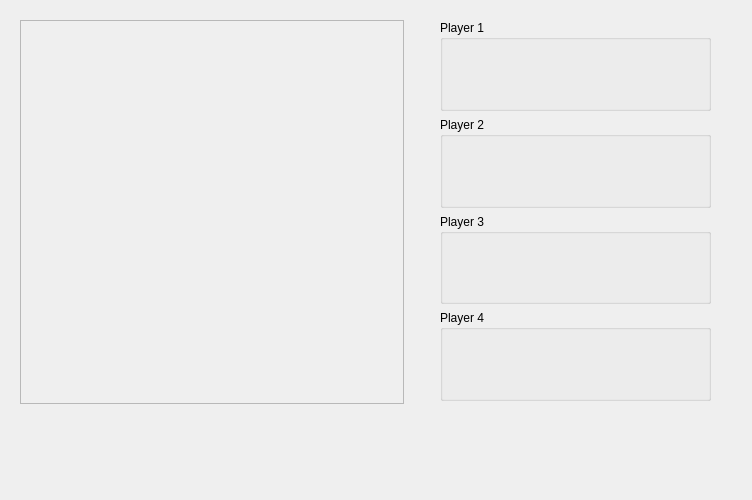
HelenaMaslowska/bombs-online, file Game/skproject/game.ui: the form before one commit.
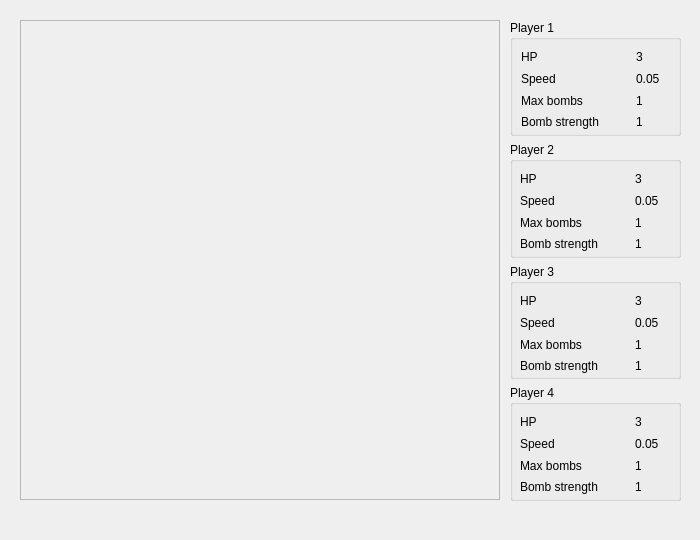
The form after the commit.

What changed in the file:
```diff
--- a/Game/skproject/game.ui
+++ b/Game/skproject/game.ui
@@ -6,14 +6,14 @@
    <rect>
     <x>0</x>
     <y>0</y>
-    <width>752</width>
-    <height>500</height>
+    <width>700</width>
+    <height>540</height>
    </rect>
   </property>
   <property name="minimumSize">
    <size>
-    <width>640</width>
-    <height>500</height>
+    <width>700</width>
+    <height>540</height>
    </size>
   </property>
   <property name="windowTitle">
@@ -22,10 +22,10 @@
   <widget class="QWidget" name="verticalLayoutWidget">
    <property name="geometry">
     <rect>
-     <x>440</x>
+     <x>510</x>
      <y>20</y>
-     <width>271</width>
-     <height>381</height>
+     <width>171</width>
+     <height>481</height>
     </rect>
    </property>
    <layout class="QVBoxLayout" name="Players">
@@ -34,6 +34,88 @@
       <property name="title">
        <string>Player 1</string>
       </property>
+      <widget class="QWidget" name="horizontalLayoutWidget">
+       <property name="geometry">
+        <rect>
+         <x>11</x>
+         <y>29</y>
+         <width>151</width>
+         <height>81</height>
+        </rect>
+       </property>
+       <layout class="QHBoxLayout" name="p1" stretch="6,2">
+        <property name="spacing">
+         <number>6</number>
+        </property>
+        <property name="leftMargin">
+         <number>0</number>
+        </property>
+        <item>
+         <layout class="QVBoxLayout" name="verticalLayout">
+          <item>
+           <widget class="QLabel" name="label_1">
+            <property name="text">
+             <string>HP </string>
+            </property>
+           </widget>
+          </item>
+          <item>
+           <widget class="QLabel" name="label_3">
+            <property name="text">
+             <string>Speed</string>
+            </property>
+           </widget>
+          </item>
+          <item>
+           <widget class="QLabel" name="label_2">
+            <property name="text">
+             <string>Max bombs</string>
+            </property>
+           </widget>
+          </item>
+          <item>
+           <widget class="QLabel" name="label">
+            <property name="text">
+             <string>Bomb strength</string>
+            </property>
+           </widget>
+          </item>
+         </layout>
+        </item>
+        <item>
+         <layout class="QVBoxLayout" name="verticalLayout_2">
+          <item>
+           <widget class="QLabel" name="HP_1">
+            <property name="text">
+             <string>3</string>
+            </property>
+           </widget>
+          </item>
+          <item>
+           <widget class="QLabel" name="Speed_1">
+            <property name="text">
+             <string>0.05</string>
+            </property>
+           </widget>
+          </item>
+          <item>
+           <widget class="QLabel" name="MaxBombs_1">
+            <property name="text">
+             <string>1</string>
+            </property>
+           </widget>
+          </item>
+          <item>
+           <widget class="QLabel" name="StrengthBombs_1">
+            <property name="text">
+             <string>1</string>
+            </property>
+           </widget>
+          </item>
+         </layout>
+        </item>
+       </layout>
+      </widget>
      </widget>
     </item>
     <item>
@@ -41,6 +123,88 @@
       <property name="title">
        <string>Player 2</string>
       </property>
+      <widget class="QWidget" name="horizontalLayoutWidget_2">
+       <property name="geometry">
+        <rect>
+         <x>10</x>
+         <y>29</y>
+         <width>151</width>
+         <height>81</height>
+        </rect>
+       </property>
+       <layout class="QHBoxLayout" name="p1_2" stretch="6,2">
+        <property name="spacing">
+         <number>6</number>
+        </property>
+        <property name="leftMargin">
+         <number>0</number>
+        </property>
+        <item>
+         <layout class="QVBoxLayout" name="verticalLayout_3">
+          <item>
+           <widget class="QLabel" name="label_4">
+            <property name="text">
+             <string>HP </string>
+            </property>
+           </widget>
+          </item>
+          <item>
+           <widget class="QLabel" name="label_5">
+            <property name="text">
+             <string>Speed</string>
+            </property>
+           </widget>
+          </item>
+          <item>
+           <widget class="QLabel" name="label_6">
+            <property name="text">
+             <string>Max bombs</string>
+            </property>
+           </widget>
+          </item>
+          <item>
+           <widget class="QLabel" name="label_7">
+            <property name="text">
+             <string>Bomb strength</string>
+            </property>
+           </widget>
+          </item>
+         </layout>
+        </item>
+        <item>
+         <layout class="QVBoxLayout" name="verticalLayout_4">
+          <item>
+           <widget class="QLabel" name="HP_2">
+            <property name="text">
+             <string>3</string>
+            </property>
+           </widget>
+          </item>
+          <item>
+           <widget class="QLabel" name="Speed_2">
+            <property name="text">
+             <string>0.05</string>
+            </property>
+           </widget>
+          </item>
+          <item>
+           <widget class="QLabel" name="MaxBombs_2">
+            <property name="text">
+             <string>1</string>
+            </property>
+           </widget>
+          </item>
+          <item>
+           <widget class="QLabel" name="StrengthBombs_2">
+            <property name="text">
+             <string>1</string>
+            </property>
+           </widget>
+          </item>
+         </layout>
+        </item>
+       </layout>
+      </widget>
      </widget>
     </item>
     <item>
@@ -48,6 +212,88 @@
       <property name="title">
        <string>Player 3</string>
       </property>
+      <widget class="QWidget" name="horizontalLayoutWidget_3">
+       <property name="geometry">
+        <rect>
+         <x>10</x>
+         <y>29</y>
+         <width>151</width>
+         <height>81</height>
+        </rect>
+       </property>
+       <layout class="QHBoxLayout" name="p1_3" stretch="6,2">
+        <property name="spacing">
+         <number>6</number>
+        </property>
+        <property name="leftMargin">
+         <number>0</number>
+        </property>
+        <item>
+         <layout class="QVBoxLayout" name="verticalLayout_5">
+          <item>
+           <widget class="QLabel" name="label_8">
+            <property name="text">
+             <string>HP </string>
+            </property>
+           </widget>
+          </item>
+          <item>
+           <widget class="QLabel" name="label_9">
+            <property name="text">
+             <string>Speed</string>
+            </property>
+           </widget>
+          </item>
+          <item>
+           <widget class="QLabel" name="label_10">
+            <property name="text">
+             <string>Max bombs</string>
+            </property>
+           </widget>
+          </item>
+          <item>
+           <widget class="QLabel" name="label_11">
+            <property name="text">
+             <string>Bomb strength</string>
+            </property>
+           </widget>
+          </item>
+         </layout>
+        </item>
+        <item>
+         <layout class="QVBoxLayout" name="verticalLayout_6">
+          <item>
+           <widget class="QLabel" name="HP_3">
+            <property name="text">
+             <string>3</string>
+            </property>
+           </widget>
+          </item>
+          <item>
+           <widget class="QLabel" name="Speed_3">
+            <property name="text">
+             <string>0.05</string>
+            </property>
+           </widget>
+          </item>
+          <item>
+           <widget class="QLabel" name="MaxBombs_3">
+            <property name="text">
+             <string>1</string>
+            </property>
+           </widget>
+          </item>
+          <item>
+           <widget class="QLabel" name="StrengthBombs_3">
+            <property name="text">
+             <string>1</string>
+            </property>
+           </widget>
+          </item>
+         </layout>
+        </item>
+       </layout>
+      </widget>
      </widget>
     </item>
     <item>
@@ -55,6 +301,88 @@
       <property name="title">
        <string>Player 4</string>
       </property>
+      <widget class="QWidget" name="horizontalLayoutWidget_4">
+       <property name="geometry">
+        <rect>
+         <x>10</x>
+         <y>29</y>
+         <width>151</width>
+         <height>81</height>
+        </rect>
+       </property>
+       <layout class="QHBoxLayout" name="p1_4" stretch="6,2">
+        <property name="spacing">
+         <number>6</number>
+        </property>
+        <property name="leftMargin">
+         <number>0</number>
+        </property>
+        <item>
+         <layout class="QVBoxLayout" name="verticalLayout_7">
+          <item>
+           <widget class="QLabel" name="label_12">
+            <property name="text">
+             <string>HP </string>
+            </property>
+           </widget>
+          </item>
+          <item>
+           <widget class="QLabel" name="label_13">
+            <property name="text">
+             <string>Speed</string>
+            </property>
+           </widget>
+          </item>
+          <item>
+           <widget class="QLabel" name="label_14">
+            <property name="text">
+             <string>Max bombs</string>
+            </property>
+           </widget>
+          </item>
+          <item>
+           <widget class="QLabel" name="label_15">
+            <property name="text">
+             <string>Bomb strength</string>
+            </property>
+           </widget>
+          </item>
+         </layout>
+        </item>
+        <item>
+         <layout class="QVBoxLayout" name="verticalLayout_8">
+          <item>
+           <widget class="QLabel" name="HP_4">
+            <property name="text">
+             <string>3</string>
+            </property>
+           </widget>
+          </item>
+          <item>
+           <widget class="QLabel" name="Speed_4">
+            <property name="text">
+             <string>0.05</string>
+            </property>
+           </widget>
+          </item>
+          <item>
+           <widget class="QLabel" name="MaxBombs_4">
+            <property name="text">
+             <string>1</string>
+            </property>
+           </widget>
+          </item>
+          <item>
+           <widget class="QLabel" name="StrengthBombs_4">
+            <property name="text">
+             <string>1</string>
+            </property>
+           </widget>
+          </item>
+         </layout>
+        </item>
+       </layout>
+      </widget>
      </widget>
     </item>
    </layout>
@@ -64,14 +392,14 @@
     <rect>
      <x>20</x>
      <y>20</y>
-     <width>384</width>
-     <height>384</height>
+     <width>480</width>
+     <height>480</height>
     </rect>
    </property>
    <property name="minimumSize">
     <size>
-     <width>384</width>
-     <height>384</height>
+     <width>480</width>
+     <height>480</height>
     </size>
    </property>
    <property name="frameShape">
```
